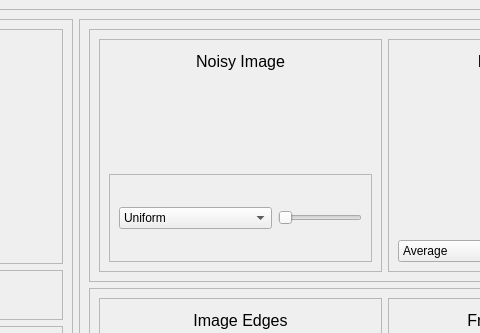
Qt form UI.ui (remonalbear/Computer-Vision) before a commit; both pictures show x 557 to 1037 and y 0 to 333 of the 1266 by 852 pixel window.
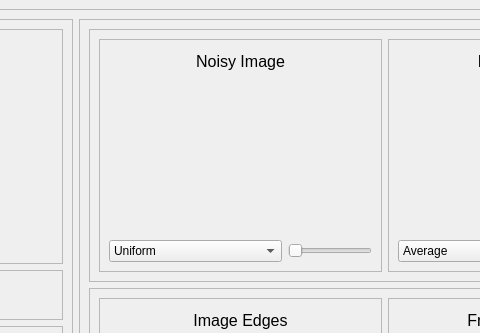
The same form after that commit. Icons and pictures are not drawn. Custom widgets are drawn as their Qt base class.

Diff of the .ui file:
```diff
--- a/UI.ui
+++ b/UI.ui
@@ -434,9 +434,7 @@
                       <enum>QFrame::Raised</enum>
                      </property>
                      <layout class="QGridLayout" name="gridLayout_5">
-                      <item row="0" column="0">
-                       <layout class="QVBoxLayout" name="verticalLayout">
-                        <item>
+                      <item row="0" column="0" colspan="2">
                          <widget class="QLabel" name="label">
                           <property name="maximumSize">
                            <size>
@@ -457,21 +455,7 @@
                           </property>
                          </widget>
                         </item>
-                        <item>
-                         <widget class="ImageView" name="noiseImage" native="true"/>
-                        </item>
-                        <item>
-                         <widget class="QFrame" name="frame_17">
-                          <property name="frameShape">
-                           <enum>QFrame::StyledPanel</enum>
-                          </property>
-                          <property name="frameShadow">
-                           <enum>QFrame::Raised</enum>
-                          </property>
-                          <layout class="QGridLayout" name="gridLayout_3">
-                           <item row="0" column="0">
-                            <layout class="QHBoxLayout" name="horizontalLayout">
-                             <item>
+                      <item row="2" column="0">
                               <widget class="QComboBox" name="noiseOptions">
                                <item>
                                 <property name="text">
@@ -490,7 +474,10 @@
                                </item>
                               </widget>
                              </item>
-                             <item>
+                      <item row="1" column="0" colspan="2">
+                       <widget class="ImageView" name="noiseImage" native="true"/>
+                      </item>
+                      <item row="2" column="1">
                               <widget class="QSlider" name="noiseSlider">
                                <property name="sizePolicy">
                                 <sizepolicy hsizetype="Fixed" vsizetype="Fixed">
@@ -504,13 +491,6 @@
                               </widget>
                              </item>
                             </layout>
-                           </item>
-                          </layout>
-                         </widget>
-                        </item>
-                       </layout>
-                      </item>
-                     </layout>
                     </widget>
                    </item>
                    <item>
```
Left out of the diff: 57 changed lines with no effect on the pictures. Lines whose indentation alone changed are shown as unchanged.
